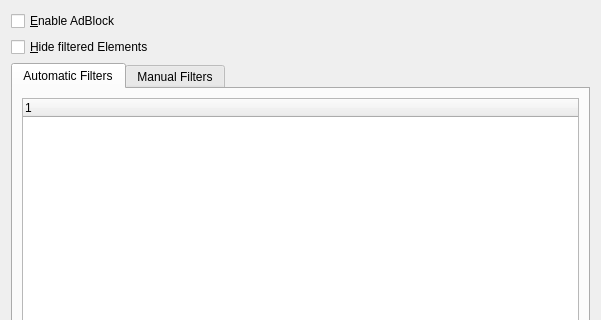
Above: src/settings/settings_adblock.ui from KDE/rekonq before the change; both pictures show x 0 to 601 and y 0 to 320 of the 601 by 507 pixel window. Below: the same form after it.
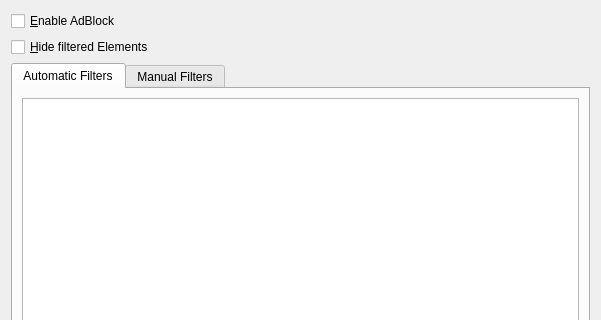
That is the form after the change. Custom widgets are drawn as their Qt base class.

Commit message: Hide automatic filter list header.

Diff of the .ui file:
```diff
--- a/src/settings/settings_adblock.ui
+++ b/src/settings/settings_adblock.ui
@@ -43,6 +43,12 @@
       <layout class="QVBoxLayout" name="verticalLayout_3">
        <item>
         <widget class="QTreeWidget" name="treeWidget">
+         <attribute name="headerVisible">
+          <bool>false</bool>
+         </attribute>
+         <attribute name="headerVisible">
+          <bool>false</bool>
+         </attribute>
          <column>
           <property name="text">
            <string notr="true">1</string>
```
